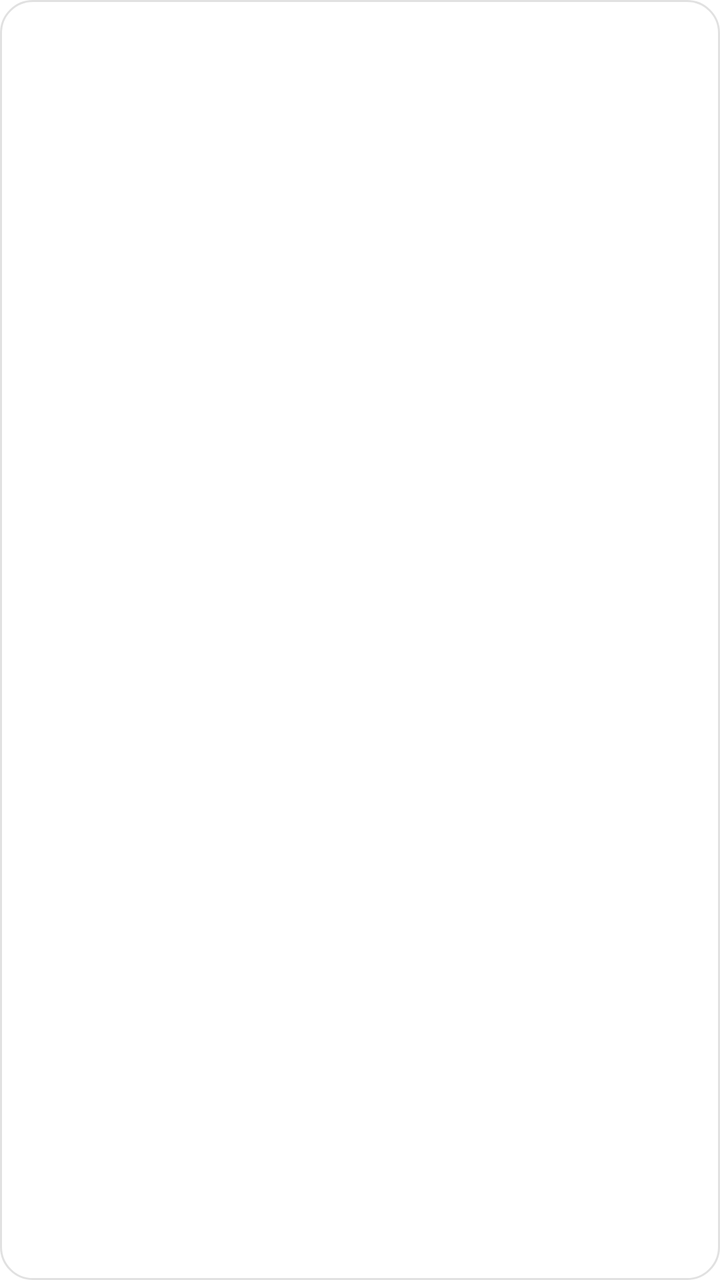
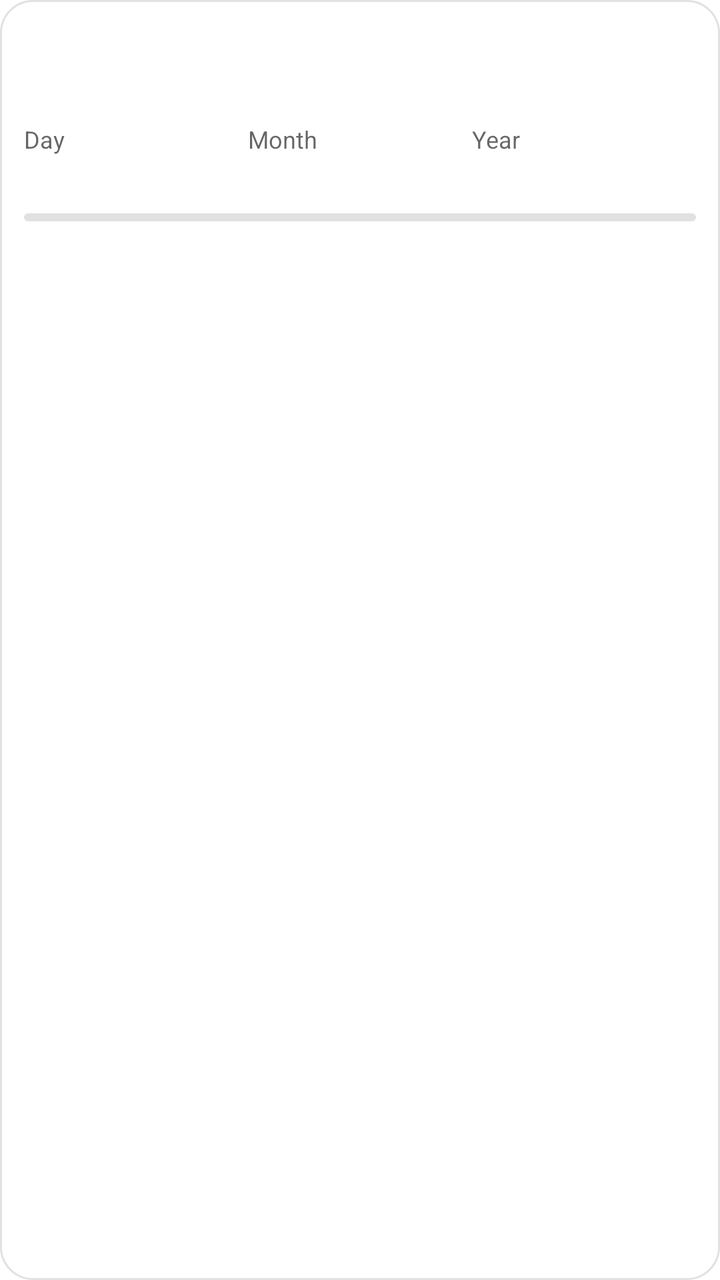

Before-and-after screenshots of an Android layout around one commit, followed by the original layout XML and the change that was made.
<!-- AndroidManifest.xml: application theme Theme.Accounting -->
<!-- res/layout/item_earn.xml -->
<?xml version="1.0" encoding="utf-8"?>
<LinearLayout xmlns:android="http://schemas.android.com/apk/res/android"
    android:layout_width="match_parent"
    android:layout_height="wrap_content"
    android:layout_marginBottom="12dp"
    android:background="@drawable/bg_section_card"
    android:orientation="vertical"
    android:padding="16dp">

    <LinearLayout
        android:layout_width="match_parent"
        android:layout_height="wrap_content"
        android:gravity="center_vertical"
        android:orientation="horizontal">

        <TextView
            android:id="@+id/text_earn_name"
            android:layout_width="0dp"
            android:layout_height="wrap_content"
            android:layout_weight="1"
            android:textColor="?attr/colorOnSurface"
            android:textSize="16sp"
            android:textStyle="bold" />

        <TextView
            android:id="@+id/text_earn_apr"
            android:layout_width="wrap_content"
            android:layout_height="wrap_content"
            android:layout_marginStart="8dp"
            android:textColor="?android:attr/textColorSecondary"
            android:textSize="14sp" />

    </LinearLayout>

    <TextView
        android:id="@+id/text_earn_balance"
        android:layout_width="match_parent"
        android:layout_height="wrap_content"
        android:layout_marginTop="4dp"
        android:textColor="?android:attr/textColorSecondary"
        android:textSize="13sp" />

    <TextView
        android:id="@+id/text_earn_daily"
        android:layout_width="match_parent"
        android:layout_height="wrap_content"
        android:layout_marginTop="8dp"
        android:textColor="?android:attr/textColorPrimary"
        android:textSize="14sp" />

    <TextView
        android:id="@+id/text_earn_monthly"
        android:layout_width="match_parent"
        android:layout_height="wrap_content"
        android:layout_marginTop="2dp"
        android:textColor="?android:attr/textColorPrimary"
        android:textSize="14sp" />

    <TextView
        android:id="@+id/text_earn_yearly"
        android:layout_width="match_parent"
        android:layout_height="wrap_content"
        android:layout_marginTop="2dp"
        android:textColor="?android:attr/textColorPrimary"
        android:textSize="14sp" />

</LinearLayout>
<!-- resources referenced by this layout -->
<resources>
  <!-- drawable bg_section_card (drawable) -->
  <?xml version="1.0" encoding="utf-8"?>
  <shape xmlns:android="http://schemas.android.com/apk/res/android"
      android:shape="rectangle">
      <solid android:color="@color/section_card_bg" />
      <corners android:radius="16dp" />
      <stroke
          android:width="1dp"
          android:color="@color/report_divider" />
  </shape>
  <style name="Theme.Accounting" parent="Theme.MaterialComponents.DayNight.NoActionBar">
          <item name="colorPrimary">@color/gold_500</item>
          <item name="colorPrimaryVariant">@color/gold_700</item>
          <item name="colorOnPrimary">@color/white</item>
          <item name="colorSecondary">@color/brown_500</item>
          <item name="colorSecondaryVariant">@color/brown_700</item>
          <item name="colorOnSecondary">@color/white</item>
          <item name="android:statusBarColor" tools:targetApi="21">?attr/colorPrimaryVariant</item>
      </style>
  <color name="section_card_bg">@color/white</color>
  <color name="report_divider">#40888888</color>
  <color name="gold_500">#B8860B</color>
  <color name="gold_700">#7A5C00</color>
  <color name="white">#FFFFFFFF</color>
  <color name="brown_500">#5D4037</color>
  <color name="brown_700">#4E342E</color>
</resources>

<!-- the commit's change to res/layout/item_earn.xml (unified diff, before → after) -->
@@ -2,10 +2,10 @@
 <LinearLayout xmlns:android="http://schemas.android.com/apk/res/android"
     android:layout_width="match_parent"
     android:layout_height="wrap_content"
-    android:layout_marginBottom="12dp"
+    android:layout_marginBottom="8dp"
     android:background="@drawable/bg_section_card"
     android:orientation="vertical"
-    android:padding="16dp">
+    android:padding="12dp">
 
     <LinearLayout
         android:layout_width="match_parent"
@@ -36,32 +36,80 @@
         android:id="@+id/text_earn_balance"
         android:layout_width="match_parent"
         android:layout_height="wrap_content"
-        android:layout_marginTop="4dp"
+        android:layout_marginTop="2dp"
         android:textColor="?android:attr/textColorSecondary"
         android:textSize="13sp" />
 
-    <TextView
-        android:id="@+id/text_earn_daily"
+    <LinearLayout
         android:layout_width="match_parent"
         android:layout_height="wrap_content"
         android:layout_marginTop="8dp"
-        android:textColor="?android:attr/textColorPrimary"
-        android:textSize="14sp" />
+        android:orientation="horizontal">
+
+        <LinearLayout
+            android:layout_width="0dp"
+            android:layout_height="wrap_content"
+            android:layout_weight="1"
+            android:orientation="vertical">
+
+            <TextView
+                style="@style/EarnPeriodLabel"
+                android:text="@string/earn_day" />
+
+            <TextView
+                android:id="@+id/text_earn_daily"
+                style="@style/EarnPeriodValue" />
+        </LinearLayout>
+
+        <LinearLayout
+            android:layout_width="0dp"
+            android:layout_height="wrap_content"
+            android:layout_weight="1"
+            android:orientation="vertical">
+
+            <TextView
+                style="@style/EarnPeriodLabel"
+                android:text="@string/earn_month" />
+
+            <TextView
+                android:id="@+id/text_earn_monthly"
+                style="@style/EarnPeriodValue"
+                android:textStyle="bold" />
+        </LinearLayout>
+
+        <LinearLayout
+            android:layout_width="0dp"
+            android:layout_height="wrap_content"
+            android:layout_weight="1"
+            android:orientation="vertical">
+
+            <TextView
+                style="@style/EarnPeriodLabel"
+                android:text="@string/earn_year" />
+
+            <TextView
+                android:id="@+id/text_earn_yearly"
+                style="@style/EarnPeriodValue" />
+        </LinearLayout>
+
+    </LinearLayout>
 
     <TextView
-        android:id="@+id/text_earn_monthly"
+        android:id="@+id/text_earn_native"
         android:layout_width="match_parent"
         android:layout_height="wrap_content"
-        android:layout_marginTop="2dp"
-        android:textColor="?android:attr/textColorPrimary"
-        android:textSize="14sp" />
+        android:layout_marginTop="8dp"
+        android:textColor="?android:attr/textColorSecondary"
+        android:textSize="13sp"
+        android:visibility="gone" />
 
-    <TextView
-        android:id="@+id/text_earn_yearly"
+    <ProgressBar
+        android:id="@+id/progress_earn_share"
+        style="?android:attr/progressBarStyleHorizontal"
         android:layout_width="match_parent"
-        android:layout_height="wrap_content"
-        android:layout_marginTop="2dp"
-        android:textColor="?android:attr/textColorPrimary"
-        android:textSize="14sp" />
+        android:layout_height="4dp"
+        android:layout_marginTop="10dp"
+        android:max="100"
+        android:progressDrawable="@drawable/progress_earn_share" />
 
 </LinearLayout>
<!-- resource entries referenced after the edit -->
@@ -10,6 +10,39 @@
           android:width="1dp"
           android:color="@color/report_divider" />
   </shape>
+  <!-- drawable progress_earn_share (drawable) -->
+  <?xml version="1.0" encoding="utf-8"?>
+  <layer-list xmlns:android="http://schemas.android.com/apk/res/android">
+      <item android:id="@android:id/background">
+          <shape android:shape="rectangle">
+              <solid android:color="@color/report_divider" />
+              <corners android:radius="2dp" />
+          </shape>
+      </item>
+      <item android:id="@android:id/progress">
+          <clip>
+              <shape android:shape="rectangle">
+                  <solid android:color="@color/gold_500" />
+                  <corners android:radius="2dp" />
+              </shape>
+          </clip>
+      </item>
+  </layer-list>
+  <string name="earn_day">Day</string>
+  <string name="earn_month">Month</string>
+  <string name="earn_year">Year</string>
+  <style name="EarnPeriodLabel">
+          <item name="android:layout_width">wrap_content</item>
+          <item name="android:layout_height">wrap_content</item>
+          <item name="android:textColor">?android:attr/textColorSecondary</item>
+          <item name="android:textSize">12sp</item>
+      </style>
+  <style name="EarnPeriodValue">
+          <item name="android:layout_width">wrap_content</item>
+          <item name="android:layout_height">wrap_content</item>
+          <item name="android:textColor">?android:attr/textColorPrimary</item>
+          <item name="android:textSize">14sp</item>
+      </style>
   <style name="Theme.Accounting" parent="Theme.MaterialComponents.DayNight.NoActionBar">
           <item name="colorPrimary">@color/gold_500</item>
           <item name="colorPrimaryVariant">@color/gold_700</item>
